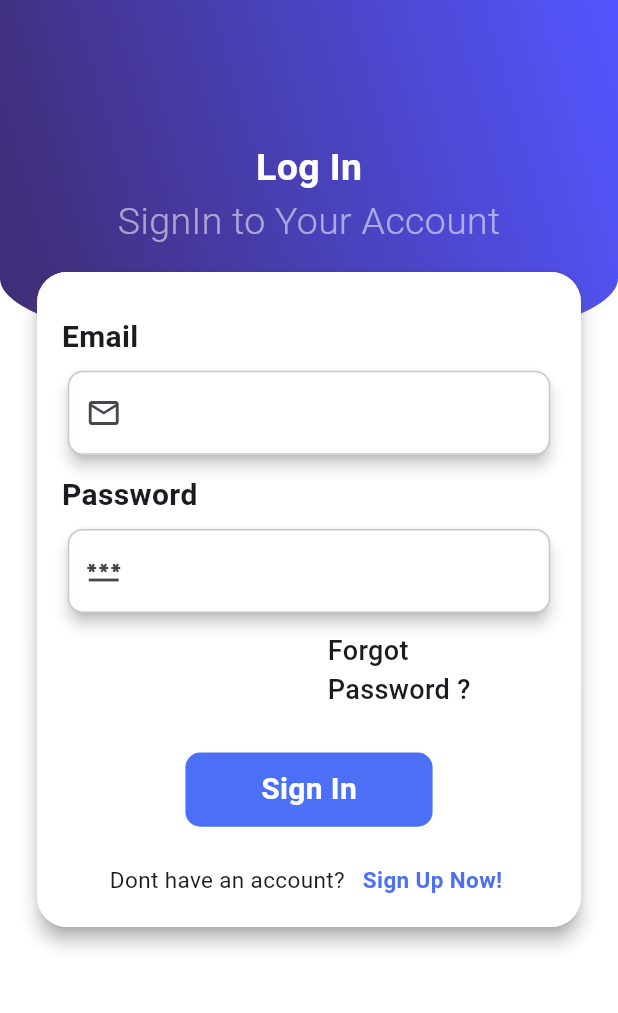
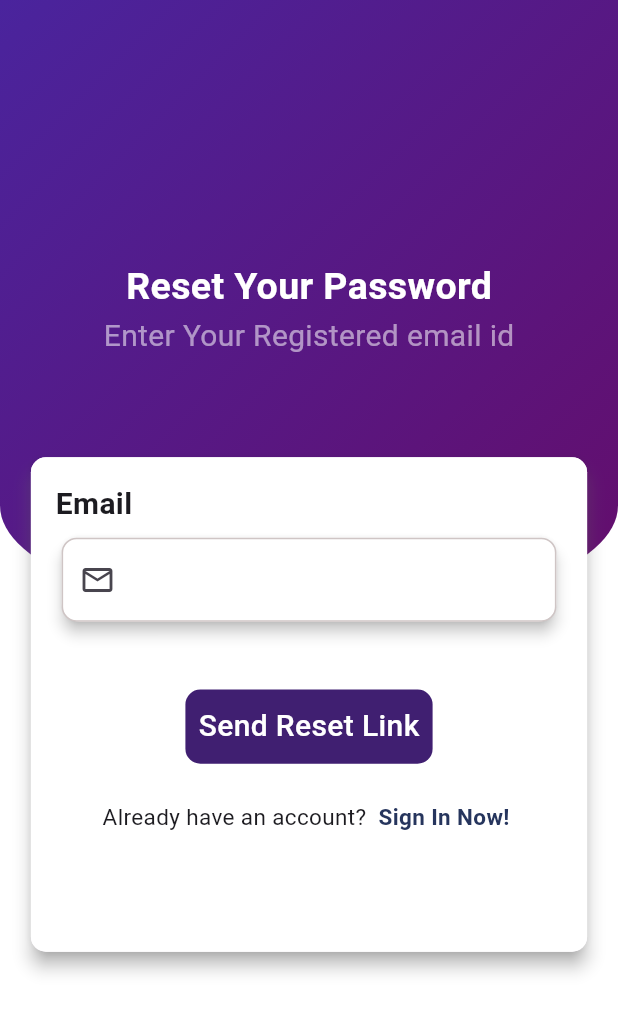
Before and after one commit to Aflah3100/flutter_chat, a Flutter app: the screen it shows after launch, after a tap on "Forgot Password ?", on a phone screen of 412 x 824 dp. Shown: the top 1013 px of the screen. Run offline on Flutter 3.47's test engine with Material 3 defaults, Android fonts, the phone set to English and light mode, and no system bars; our stand-ins replace cloud_firestore, firebase_auth, firebase_core, flutter_dotenv; accounts and stored records are empty.

Commit message:
Implemented forgot password section

```diff
--- a/lib/firebase/firebase_authentication/firebase_auth_functions.dart
+++ b/lib/firebase/firebase_authentication/firebase_auth_functions.dart
@@ -57,4 +57,15 @@ class FirebaseAuthFunctions {
       return e;
     }
   }
+
+  //Reset-Password-By-Registered-Email-Address
+  Future<dynamic> resetPasswordUsingEmail({required String email}) async {
+    try {
+      await FirebaseAuth.instance.sendPasswordResetEmail(email: email);
+
+      return true;
+    } on FirebaseException catch (e) {
+      return e;
+    }
+  }
 }
--- a/lib/main.dart
+++ b/lib/main.dart
@@ -1,9 +1,9 @@
 import 'package:firebase_core/firebase_core.dart';
 import 'package:flutter/material.dart';
 import 'package:flutter_chat/firebase/config/firebase_options.dart';
-import 'package:flutter_chat/screens/home_screen/screen_home.dart';
+import 'package:flutter_chat/screens/forgot_password_screen/reset_password_screen.dart';
 import 'package:flutter_chat/screens/login_screen/login_signup_screen.dart';
-import 'package:flutter_chat/utils/assets.dart';
+import 'package:flutter_chat/utils/utils.dart';
 import 'package:flutter_chat/utils/enums.dart';
 import 'package:flutter_dotenv/flutter_dotenv.dart';
 
@@ -19,7 +19,7 @@ void main() async {
 class MyApp extends StatelessWidget {
   const MyApp({super.key});
 
-  // This widget is the root of your application.
+  // This widget is the root of the application.
   @override
   Widget build(BuildContext context) {
     return MaterialApp(
@@ -30,7 +30,13 @@ class MyApp extends StatelessWidget {
           colorScheme: ColorScheme.fromSeed(seedColor: const Color(0xff402E7A)),
           useMaterial3: true,
         ),
-      home:  ScreenSigninSignup(loginType: LoginType.signin)
-    );
+        routes: {
+          signinScreen: (ctx) =>
+              ScreenSigninSignup(loginType: LoginType.signin),
+          signupScreen: (ctx) =>
+              ScreenSigninSignup(loginType: LoginType.singup),
+          resetPasswordScreen: (ctx) => ScreenResetPassword()
+        },
+        home: ScreenSigninSignup(loginType: LoginType.signin));
   }
 }
--- /dev/null
+++ b/lib/screens/forgot_password_screen/reset_password_screen.dart
@@ -0,0 +1,233 @@
+import 'package:flutter/material.dart';
+import 'package:flutter_chat/firebase/firebase_authentication/firebase_auth_functions.dart';
+import 'package:flutter_chat/utils/utils.dart';
+import 'package:flutter_chat/utils/widget_functions.dart';
+
+// ignore: must_be_immutable
+class ScreenResetPassword extends StatelessWidget {
+  ScreenResetPassword({super.key});
+
+  //Notifier
+  ValueNotifier<bool> resetNotifier = ValueNotifier(false);
+  ValueNotifier<bool> emailNotifier = ValueNotifier(false);
+
+  //Controllers
+  final emailController = TextEditingController();
+
+  //Keys
+  final formKey = GlobalKey<FormState>();
+  final scaffoldKey = GlobalKey<ScaffoldState>();
+
+  @override
+  Widget build(BuildContext context) {
+    final height = MediaQuery.of(context).size.height * 1;
+    final width = MediaQuery.of(context).size.width * 1;
+
+    return Scaffold(
+      key: scaffoldKey,
+      backgroundColor: Colors.white,
+      //Base-Stack
+      body: SingleChildScrollView(
+        child: Stack(
+          children: [
+            //Top-Container
+            Container(
+              width: width,
+              height: height * 0.50,
+              decoration: BoxDecoration(
+                  gradient: const LinearGradient(
+                      begin: Alignment.topLeft,
+                      end: Alignment.bottomRight,
+                      colors: [
+                        Color(0xff4A249D),
+                        Color(0xFF640D6B),
+                        // Color(0xff26355D),
+                      ]),
+                  borderRadius: BorderRadius.vertical(
+                      bottom: Radius.elliptical(width, 150))),
+              //Top-Text-Column
+              child: const Column(
+                mainAxisAlignment: MainAxisAlignment.center,
+                children: [
+                  Text(
+                    'Reset Your Password',
+                    style: TextStyle(
+                        color: Colors.white,
+                        fontSize: 25.0,
+                        fontWeight: FontWeight.bold),
+                  ),
+                  Text(
+                    'Enter Your Registered email id',
+                    style: TextStyle(
+                        color: Colors.white54,
+                        fontSize: 20.0,
+                        fontWeight: FontWeight.normal),
+                  )
+                ],
+              ),
+            ),
+
+            //Form-Container
+            Container(
+              margin: EdgeInsets.only(
+                  top: height * 0.37, left: width * 0.05, right: width * 0.05),
+              child: Material(
+                elevation: 5.0,
+                shadowColor: Colors.grey,
+                borderRadius: BorderRadius.circular(10.0),
+                child: Container(
+                  padding: EdgeInsets.all(height * 0.02),
+                  width: width,
+                  height: height * 0.40,
+                  decoration: BoxDecoration(
+                      color: Colors.white,
+                      borderRadius: BorderRadius.circular(10.0)),
+                  child: Column(
+                    mainAxisAlignment: MainAxisAlignment.start,
+                    crossAxisAlignment: CrossAxisAlignment.start,
+                    children: [
+                      //Email-Text
+                      const Text(
+                        'Email',
+                        style: TextStyle(
+                            fontSize: 20.0, fontWeight: FontWeight.bold),
+                      ),
+                      SizedBox(
+                        height: height * 0.005,
+                      ),
+                      //Email-Text-Field-Builder
+                      ValueListenableBuilder(
+                          valueListenable: emailNotifier,
+                          builder: (ctx, val, _) {
+                            return Card(
+                              color: Colors.white,
+                              elevation: 4.0,
+                              child: Form(
+                                key: formKey,
+                                child: TextFormField(
+                                  controller: emailController,
+                                  keyboardType: TextInputType.emailAddress,
+                                  validator: (email) =>
+                                      (email == null || email.isEmpty)
+                                          ? 'Enter email address'
+                                          : null,
+                                  decoration: InputDecoration(
+                                    prefixIcon:
+                                        const Icon(Icons.email_outlined),
+                                    enabledBorder: OutlineInputBorder(
+                                        borderRadius:
+                                            BorderRadius.circular(10.0),
+                                        borderSide: const BorderSide(
+                                            color: Color.fromARGB(
+                                                255, 207, 197, 197))),
+                                    border: OutlineInputBorder(
+                                      borderRadius: BorderRadius.circular(10.0),
+                                    ),
+                                  ),
+                                ),
+                              ),
+                            );
+                          }),
+                      SizedBox(
+                        height: height * 0.05,
+                      ),
+
+                      //Reset-Password-Button
+                      GestureDetector(
+                        onTap: () async {
+                          if (formKey.currentState!.validate()) {
+                            dynamic result = await FirebaseAuthFunctions
+                                .instance
+                                .resetPasswordUsingEmail(
+                                    email: emailController.text);
+                            if (result is bool) {
+                              //Reset-Link-Sent
+                              resetNotifier.value = true;
+                              emailController.text = "";
+                              emailNotifier.value = !emailNotifier.value;
+                            } else {
+                              //Error
+                              showFirebaseErrorSnackBar(
+                                  result, scaffoldKey.currentContext!);
+                            }
+                          }
+                        },
+                        child: Center(
+                          child: Container(
+                            width: width * 0.40,
+                            height: height * 0.06,
+                            decoration: BoxDecoration(
+                              color: const Color(0xff401F71),
+                              borderRadius: BorderRadius.circular(10.0),
+                            ),
+                            child: const Center(
+                              child: Text(
+                                'Send Reset Link',
+                                style: TextStyle(
+                                    fontSize: 20.0,
+                                    color: Colors.white,
+                                    fontWeight: FontWeight.w500),
+                              ),
+                            ),
+                          ),
+                        ),
+                      ),
+                      SizedBox(
+                        height: height * 0.03,
+                      ),
+
+                      //Signin-Page-Text-Row
+                      Row(
+                          mainAxisAlignment: MainAxisAlignment.center,
+                          children: [
+                            const Text(
+                              'Already have an account?  ',
+                              style: TextStyle(
+                                  fontSize: 15.0,
+                                  fontWeight: FontWeight.normal),
+                            ),
+                            GestureDetector(
+                              onTap: () {
+                                Navigator.of(context)
+                                    .popAndPushNamed(signinScreen);
+                              },
+                              child: const Text(
+                                'Sign In Now! ',
+                                style: TextStyle(
+                                    fontSize: 15.0,
+                                    fontWeight: FontWeight.bold,
+                                    color: Color(0xff26355D)),
+                              ),
+                            )
+                          ]),
+                      SizedBox(
+                        height: height * 0.05,
+                      ),
+
+                      //Reset-Notification-Text-Builder
+                      ValueListenableBuilder(
+                          valueListenable: resetNotifier,
+                          builder: (ctx, val, _) {
+                            return Center(
+                              child: Text(
+                                (val)
+                                    ? 'Reset link sent to email if Registered'
+                                    : "",
+                                style: const TextStyle(
+                                    fontSize: 18.0,
+                                    fontWeight: FontWeight.w500,
+                                    color: Color(0xff26355D)),
+                              ),
+                            );
+                          })
+                    ],
+                  ),
+                ),
+              ),
+            )
+          ],
+        ),
+      ),
+    );
+  }
+}
--- a/lib/screens/home_screen/screen_home.dart
+++ b/lib/screens/home_screen/screen_home.dart
@@ -2,7 +2,7 @@ import 'package:firebase_auth/firebase_auth.dart';
 import 'package:flutter/material.dart';
 import 'package:flutter_chat/database/models/user_model.dart';
 import 'package:flutter_chat/screens/chat_screen/user_chat_screen.dart';
-import 'package:flutter_chat/utils/assets.dart';
+import 'package:flutter_chat/utils/utils.dart';
 
 // ignore: must_be_immutable
 class ScreenHome extends StatelessWidget {
--- a/lib/screens/login_screen/login_signup_screen.dart
+++ b/lib/screens/login_screen/login_signup_screen.dart
@@ -4,6 +4,7 @@ import 'package:flutter_chat/database/models/user_model.dart';
 import 'package:flutter_chat/firebase/firebase_authentication/firebase_auth_functions.dart';
 import 'package:flutter_chat/screens/home_screen/screen_home.dart';
 import 'package:flutter_chat/utils/enums.dart';
+import 'package:flutter_chat/utils/utils.dart';
 import 'package:flutter_chat/utils/widget_functions.dart';
 
 // ignore: must_be_immutable
@@ -261,7 +262,11 @@ class ScreenSigninSignup extends StatelessWidget {
                                       padding:
                                           EdgeInsets.only(left: width * 0.43),
                                       child: GestureDetector(
-                                        onTap: () {},
+                                        onTap: () {
+                                          Navigator.of(context)
+                                              .pushReplacementNamed(
+                                                  resetPasswordScreen);
+                                        },
                                         child: const Text(
                                           'Forgot Password ?',
                                           style: TextStyle(
--- a/lib/utils/assets.dart
+++ /dev/null
@@ -1,4 +0,0 @@
-//Assets
-String maleAvatar="assets/images/male_avatar.jpg";
-String femaleAvatar="assets/images/female_avatar.jpg";
-String environmentvariables='assets/.env';
--- /dev/null
+++ b/lib/utils/utils.dart
@@ -0,0 +1,9 @@
+//Assets
+String maleAvatar="assets/images/male_avatar.jpg";
+String femaleAvatar="assets/images/female_avatar.jpg";
+String environmentvariables='assets/.env';
+
+//Routes
+String signinScreen='Screen-Sign-In';
+String signupScreen='Screen-Sign-Up';
+String resetPasswordScreen='Screen-Reset-Password';
```
Also changed, not shown: 1 other file. Lines whose indentation alone changed are shown as unchanged.
